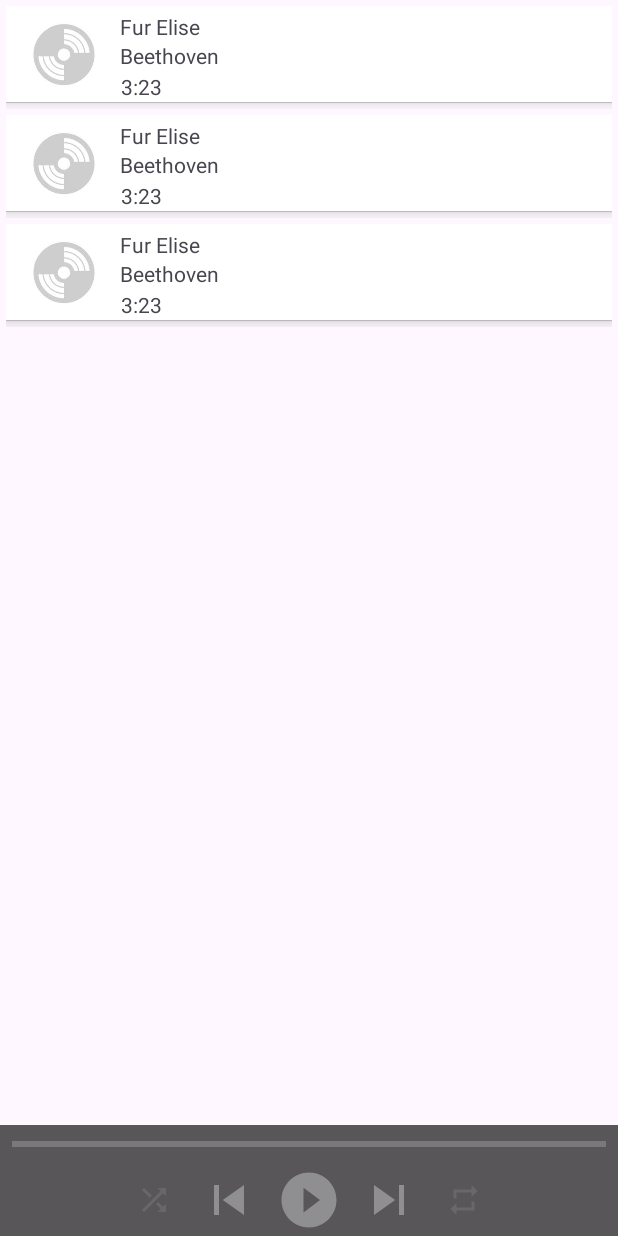
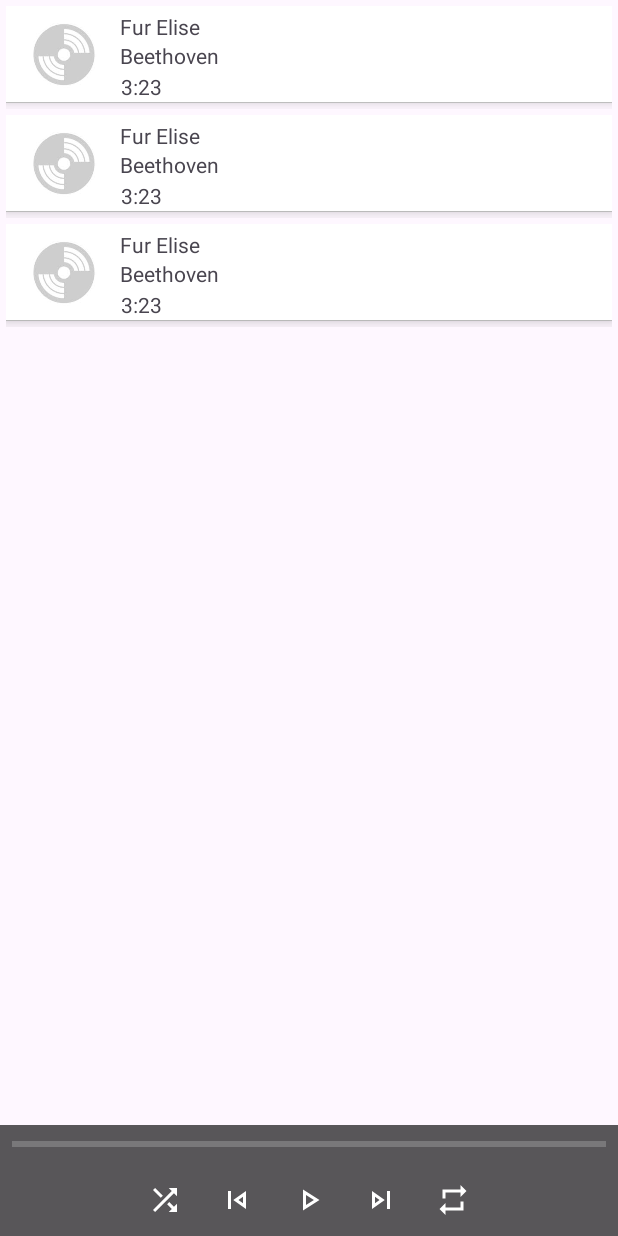
Before and after one commit to farbodbj/YourMusic, an Android app: the layout fragment_song_list.xml on its own in the app's theme, with its tools: preview values and no code run, on a phone screen of 412 x 824 dp. Run offline under Robolectric (Android 15) with nearby library versions, the phone set to English and light mode, and no system bars.

Commit message:
Revert "Playback controller fix"

```diff
--- a/app/src/main/res/drawable/play_pause.xml
+++ /dev/null
@@ -1,5 +0,0 @@
-<?xml version="1.0" encoding="utf-8"?>
-<selector xmlns:android="http://schemas.android.com/apk/res/android">
-    <item android:drawable="@drawable/pause_white_24dp" android:state_selected="true"/>
-    <item android:drawable="@drawable/play_arrow_white_24dp"/>
-</selector>
--- a/app/src/main/res/layout/fragment_song_list.xml
+++ b/app/src/main/res/layout/fragment_song_list.xml
@@ -21,14 +21,11 @@
         app:layoutManager="androidx.recyclerview.widget.LinearLayoutManager"
         tools:listitem="@layout/song_view_holder"/>
 
-    <androidx.media3.ui.PlayerControlView
+
+    <include layout="@layout/player_control_view"
         android:id="@+id/playback_controls"
         android:layout_width="match_parent"
         android:layout_height="wrap_content"
-        app:show_timeout="0"
-        app:show_shuffle_button="true"
-        app:repeat_toggle_modes="all"
-        app:controller_layout_id="@layout/custom_exo_player_control_view"
         app:layout_constraintTop_toBottomOf="@id/song_list"
         app:layout_constraintBottom_toBottomOf="parent"
         app:layout_constraintStart_toStartOf="parent"/>
--- a/app/src/main/res/layout/custom_exo_player_control_view.xml
+++ b/app/src/main/res/layout/player_control_view.xml
@@ -10,7 +10,6 @@
         android:layout_width="match_parent"
         android:layout_height="wrap_content"
         app:layout_constraintTop_toTopOf="parent"
-        app:layout_constraintBottom_toTopOf="@id/playback_controls"
         app:layout_constraintStart_toStartOf="parent"
         app:layout_constraintEnd_toEndOf="parent" />
 
@@ -26,40 +25,36 @@
             android:id="@+id/exo_shuffle"
             android:layout_width="@dimen/playback_button_width"
             android:layout_height="@dimen/play_button_height"
-            android:layout_gravity="start"
-            android:background="@color/transparent"
-            style="@style/ExoStyledControls.Button.Bottom.Shuffle"/>
+            android:src="@drawable/shuffle_selector"
+            android:background="@color/transparent" />
 
         <ImageButton
             android:id="@+id/exo_prev"
             android:layout_width="@dimen/playback_button_width"
             android:layout_height="@dimen/play_button_height"
-            android:layout_gravity="start"
             android:src="@drawable/skip_previous_white_24dp"
-            android:background="@color/transparent"
-            style="@style/ExoMediaButton.Previous"/>
+            android:background="@color/transparent" />
 
         <ImageButton
-            android:id="@+id/exo_play_pause"
+            android:id="@+id/exo_play"
             android:layout_width="@dimen/playback_button_width"
             android:layout_height="@dimen/play_button_height"
             android:src="@drawable/play_arrow_white_24dp"
-            android:background="@color/transparent"
-            style="@style/ExoStyledControls.Button.Center.PlayPause"/>
-
+            android:background="@color/transparent" />
         <ImageButton
             android:id="@+id/exo_next"
             android:layout_width="@dimen/playback_button_width"
             android:layout_height="@dimen/play_button_height"
             android:src="@drawable/skip_next_white_24dp"
-            android:background="@color/transparent"
-            style="@style/ExoMediaButton.Next"/>
+            android:background="@color/transparent" />
 
         <ImageButton
             android:id="@+id/exo_repeat_toggle"
             android:layout_width="@dimen/playback_button_width"
             android:layout_height="@dimen/play_button_height"
-            android:background="@color/transparent"
-            style="@style/ExoStyledControls.Button.Bottom.RepeatToggle"/>
+            android:src="@drawable/repeat_mode_selector"
+            android:background="@color/transparent"/>
+
     </LinearLayout>
+
 </androidx.constraintlayout.widget.ConstraintLayout>
```
Also changed, not shown: app/src/main/java/com/bale_bootcamp/yourmusic/data/di/ExoPlayerProvider.kt (+3 -6 lines), app/src/main/java/com/bale_bootcamp/yourmusic/data/player/PlaybackController.kt (+17 -0 lines), app/src/main/java/com/bale_bootcamp/yourmusic/data/player/SongPlaybackController.kt (+71 -10 lines), app/src/main/java/com/bale_bootcamp/yourmusic/presentation/ui/songlist/SongListFragment.kt (+9 -19 lines), app/src/main/java/com/bale_bootcamp/yourmusic/presentation/ui/songlist/SongListViewModel.kt (+50 -16 lines), app/src/main/res/drawable/pause_white_24dp.xml (deleted, +0 -9 lines).
